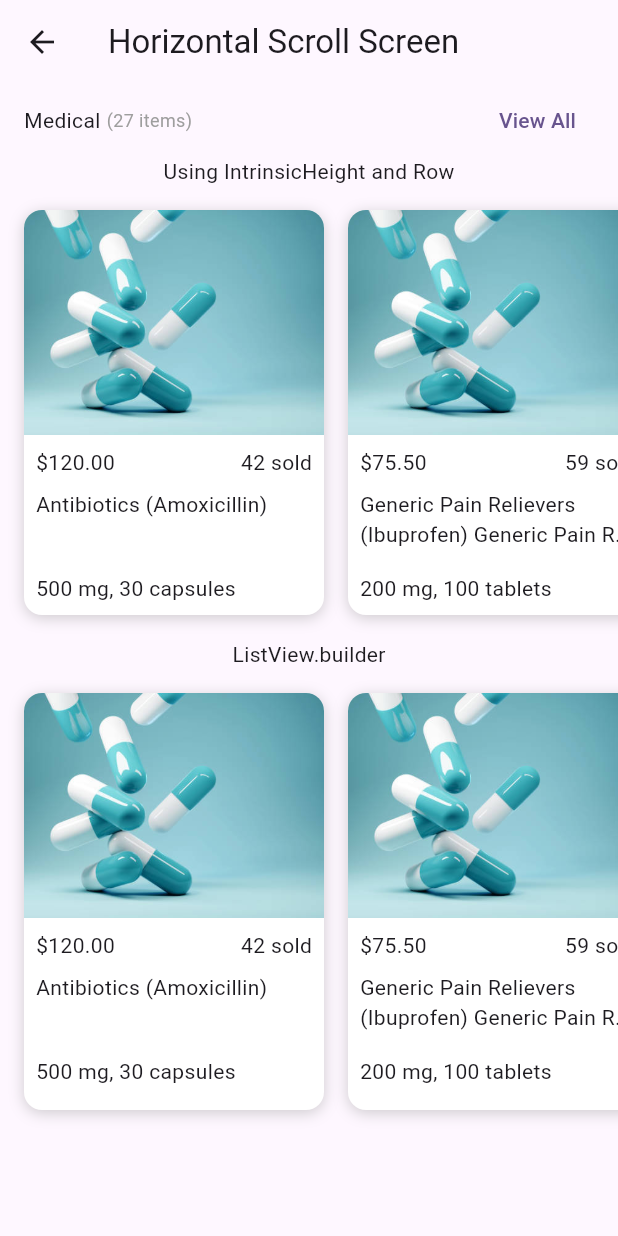
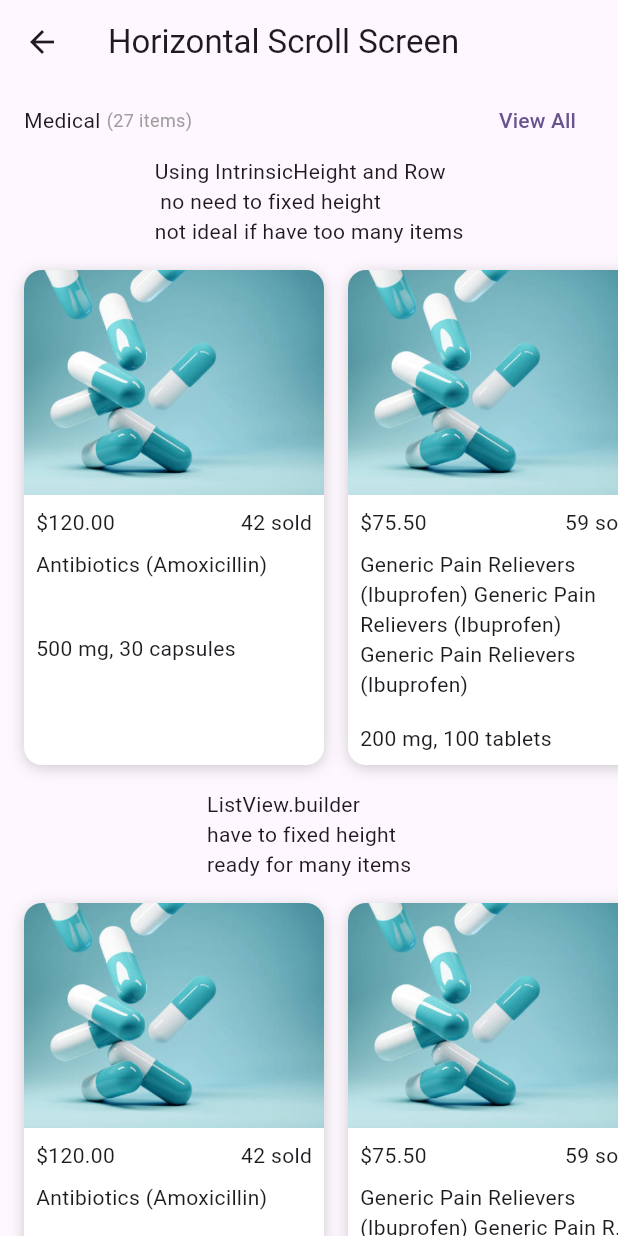
Before and after one commit to swareechuensuk/responsive_example, a Flutter app: the screen it shows after launch, after a tap on "Horizontal Scroll Screen Example", on a phone screen of 412 x 824 dp. Run offline on Flutter 3.47's test engine with Material 3 defaults, Android fonts, the light colour scheme and no system bars; network calls fail.

Commit message:
add examples

```diff
--- a/lib/main.dart
+++ b/lib/main.dart
@@ -3,7 +3,7 @@ import 'package:responsive_example/screens/horizontal_scroll/horizontal_scroll_s
 import 'package:responsive_example/screens/inbox/inbox_screen.dart';
 import 'package:responsive_example/screens/layouting1/layouting1_screen.dart';
 import 'package:responsive_example/screens/layouting2/layouting2_screen.dart';
-import 'package:responsive_example/screens/layouting3/layouting3_screen.dart';
+import 'package:responsive_example/screens/wrap/wrap_screen.dart';
 import 'package:responsive_example/screens/main_menu/main_menu_screen.dart';
 
 void main() {
@@ -40,6 +40,8 @@ class MyHomePage extends StatefulWidget {
 class _MyHomePageState extends State<MyHomePage> {
   @override
   Widget build(BuildContext context) {
+    // return MainMenuScreen();
+    // return HorizontalScrollScreen();
     return Scaffold(
       appBar: AppBar(
         title: Text(widget.title),
@@ -133,9 +135,9 @@ class _MyHomePageState extends State<MyHomePage> {
                     Navigator.push(
                         context,
                         MaterialPageRoute(
-                            builder: (context) => const Layouting3Screen()));
+                            builder: (context) => const WrapScreen()));
                   },
-                  child: const Text('Layouting 3 Screen Example')),
+                  child: const Text('WrapScreen Example')),
             ],
           ),
         ),
--- a/lib/screens/horizontal_scroll/horizontal_scroll_screen.dart
+++ b/lib/screens/horizontal_scroll/horizontal_scroll_screen.dart
@@ -1,5 +1,6 @@
 import 'package:flutter/material.dart';
-import 'package:responsive_example/screens/horizontal_scroll/medical_list_item.dart';
+import 'package:responsive_example/screens/horizontal_scroll/medical_list_item_listview.dart';
+import 'package:responsive_example/screens/horizontal_scroll/medical_list_item_row.dart';
 import 'package:responsive_example/types/drug_item.dart';
 
 class HorizontalScrollScreen extends StatelessWidget {
@@ -32,7 +33,8 @@ class HorizontalScrollScreen extends StatelessWidget {
                 ],
               ),
             ),
-            const Text('Using IntrinsicHeight and Row'),
+            const Text(
+                'Using IntrinsicHeight and Row\n no need to fixed height\nnot ideal if have too many items'),
             IntrinsicHeight(
               child: SingleChildScrollView(
                 scrollDirection: Axis.horizontal,
@@ -45,7 +47,7 @@ class HorizontalScrollScreen extends StatelessWidget {
                               const SizedBox(
                                 width: 16,
                               ),
-                              MedicalListItem(drugItem: d),
+                              MedicalListItemRow(drugItem: d),
                             ],
                           ),
                         ))
@@ -53,7 +55,8 @@ class HorizontalScrollScreen extends StatelessWidget {
                 ),
               ),
             ),
-            const Text('ListView.builder'),
+            const Text(
+                'ListView.builder\nhave to fixed height\nready for many items'),
             SizedBox(
               height: 310,
               child: ListView.builder(
@@ -67,7 +70,7 @@ class HorizontalScrollScreen extends StatelessWidget {
                         bottom: 16,
                         left: index == 0 ? 16 : 0,
                         right: 16),
-                    child: MedicalListItem(drugItem: drugItem),
+                    child: MedicalListItemListView(drugItem: drugItem),
                   );
                 },
               ),
@@ -91,7 +94,7 @@ final DrugItem drugItem2 = DrugItem(
   price: 75.50,
   sold: 59,
   description:
-      'Generic Pain Relievers (Ibuprofen) Generic Pain Relievers (Ibuprofen) Generic Pain Relievers (Ibuprofen) Generic Pain Relievers (Ibuprofen)',
+      'Generic Pain Relievers (Ibuprofen) Generic Pain Relievers (Ibuprofen) Generic Pain Relievers (Ibuprofen)',
   imagePath: 'assets/drug.jpeg',
   dosageInfo: '200 mg, 100 tablets',
 );
--- /dev/null
+++ b/lib/screens/horizontal_scroll/medical_list_item_listview.dart
@@ -0,0 +1,64 @@
+import 'package:flutter/cupertino.dart';
+import 'package:flutter/material.dart';
+import 'package:flutter/widgets.dart';
+import 'package:responsive_example/style_utils/card_style.dart';
+import 'package:responsive_example/types/drug_item.dart';
+
+class MedicalListItemListView extends StatelessWidget {
+  final DrugItem drugItem;
+
+  const MedicalListItemListView({
+    super.key,
+    required this.drugItem,
+  });
+
+  //TOSHOW try to remove Expanded and see what happens
+
+  @override
+  Widget build(BuildContext context) {
+    return Container(
+      decoration: cardStyle(),
+      height: 310,
+      width: 200,
+      child: Column(
+        crossAxisAlignment: CrossAxisAlignment.stretch,
+        children: [
+          ClipRRect(
+            borderRadius: const BorderRadius.only(
+                topLeft: Radius.circular(12), topRight: Radius.circular(12)),
+            child:
+                Image.asset(drugItem.imagePath, height: 150, fit: BoxFit.cover),
+          ),
+          Expanded(
+            child: Container(
+              padding: const EdgeInsets.all(8),
+              child: Column(
+                crossAxisAlignment: CrossAxisAlignment.stretch,
+                children: [
+                  Row(
+                    mainAxisAlignment: MainAxisAlignment.spaceBetween,
+                    children: [
+                      Text('\$${drugItem.price.toStringAsFixed(2)}'),
+                      Text('${drugItem.sold} sold'),
+                    ],
+                  ),
+                  const SizedBox(
+                    height: 8,
+                  ),
+                  Expanded(
+                    child: Text(
+                      maxLines: 2,
+                      overflow: TextOverflow.ellipsis,
+                      drugItem.description,
+                    ),
+                  ),
+                  Text(drugItem.dosageInfo),
+                ],
+              ),
+            ),
+          ),
+        ],
+      ),
+    );
+  }
+}
--- a/lib/screens/horizontal_scroll/medical_list_item.dart
+++ b/lib/screens/horizontal_scroll/medical_list_item_row.dart
@@ -3,10 +3,10 @@ import 'package:flutter/widgets.dart';
 import 'package:responsive_example/style_utils/card_style.dart';
 import 'package:responsive_example/types/drug_item.dart';
 
-class MedicalListItem extends StatelessWidget {
+class MedicalListItemRow extends StatelessWidget {
   final DrugItem drugItem;
 
-  const MedicalListItem({
+  const MedicalListItemRow({
     super.key,
     required this.drugItem,
   });
@@ -46,9 +46,9 @@ class MedicalListItem extends StatelessWidget {
                 ConstrainedBox(
                   constraints: const BoxConstraints(minHeight: 40),
                   child: Text(
-                    overflow: TextOverflow.ellipsis,
+                    // overflow: TextOverflow.ellipsis,
                     drugItem.description,
-                    maxLines: 2,
+                    // maxLines: 2,
                   ),
                 ),
                 const SizedBox(
--- a/lib/screens/inbox/inbox_item.dart
+++ b/lib/screens/inbox/inbox_item.dart
@@ -1,4 +1,5 @@
 import 'package:flutter/material.dart';
+import 'package:flutter/widgets.dart';
 import 'package:responsive_example/style_utils/card_style.dart';
 import 'package:responsive_example/types/inbox_message.dart';
 
@@ -17,6 +18,7 @@ class InboxItem extends StatelessWidget {
         padding: const EdgeInsets.all(16),
         child: Row(
           crossAxisAlignment: CrossAxisAlignment.start,
+          mainAxisAlignment: MainAxisAlignment.spaceBetween,
           children: [
             Container(
               padding: const EdgeInsets.all(10),
@@ -30,6 +32,7 @@ class InboxItem extends StatelessWidget {
                 size: 16,
               ),
             ),
+            // TOSHOW: Try to remove expanded and see what happens
             Expanded(
               child: Column(
                 crossAxisAlignment: CrossAxisAlignment.start,
@@ -37,11 +40,14 @@ class InboxItem extends StatelessWidget {
                   Text(
                     message.title,
                     style: const TextStyle(fontWeight: FontWeight.bold),
+                    maxLines: 2,
+                    overflow: TextOverflow.ellipsis,
                   ),
                   Text(message.subtitle),
                 ],
               ),
             ),
+            const SizedBox(width: 16),
             Text(message.time),
           ],
         ),
--- a/lib/screens/inbox/inbox_screen.dart
+++ b/lib/screens/inbox/inbox_screen.dart
@@ -45,11 +45,9 @@ class _InboxScreenState extends State<InboxScreen> {
         padding: const EdgeInsets.only(left: 8, right: 8),
         child: ListView(
           children: messages.asMap().entries.map((entry) {
-            int idx = entry.key;
             InboxMessage message = entry.value;
             return Padding(
-              padding:
-                  EdgeInsets.only(top: idx == messages.length - 1 ? 0 : 8.0),
+              padding: const EdgeInsets.only(top: 8.0),
               child: InboxItem(
                 message: message,
               ),
```
Also changed, not shown: lib/screens/layouting1/layouting1_screen.dart (+95 -15 lines), lib/screens/layouting3/layouting3_screen.dart (deleted, +0 -45 lines), lib/screens/main_menu/main_menu_grid.dart (+15 -17 lines), lib/screens/main_menu/search_bar_with_QR.dart (+4 -4 lines), lib/screens/wrap/wrap_screen.dart (added, +58 -0 lines).
